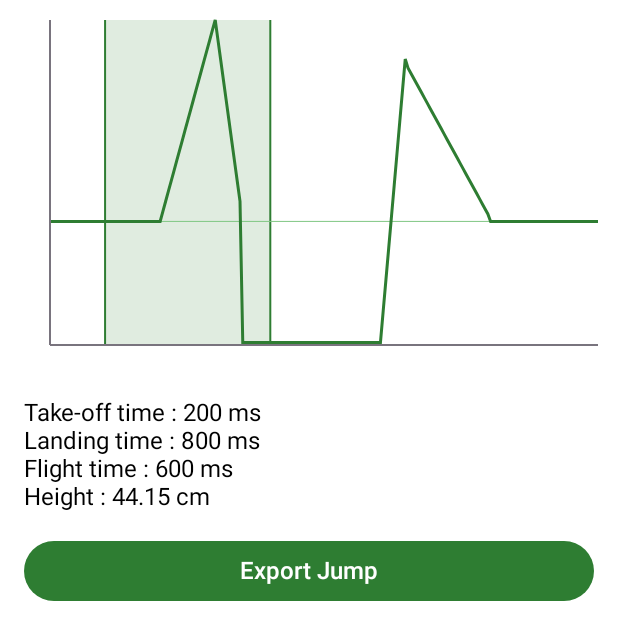
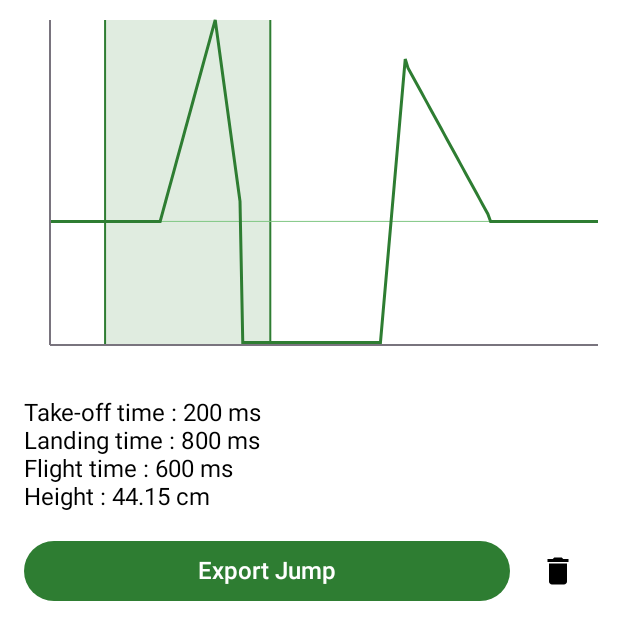
Before and after one commit to FlavienVolant/PlyoMetrics, an Android app built with Jetpack Compose: the @Preview function JumpDetailsScreenPreview, on a phone screen of 412 x 824 dp. Shown: the top 640 px of the screen. Run offline under Robolectric (Android 15) with nearby library versions, the phone set to English and light mode, and no system bars.

Commit message:
add delete jump bouton in details screen

```diff
--- a/app/src/main/java/com/example/plyometrics/ui/screen/JumpDetailsScreen.kt
+++ b/app/src/main/java/com/example/plyometrics/ui/screen/JumpDetailsScreen.kt
@@ -4,14 +4,20 @@ import android.content.ActivityNotFoundException
 import android.content.Intent
 import android.util.Log
 import androidx.compose.foundation.Canvas
+import androidx.compose.foundation.layout.Arrangement
 import androidx.compose.foundation.layout.Box
 import androidx.compose.foundation.layout.Column
+import androidx.compose.foundation.layout.Row
 import androidx.compose.foundation.layout.Spacer
 import androidx.compose.foundation.layout.fillMaxSize
 import androidx.compose.foundation.layout.fillMaxWidth
 import androidx.compose.foundation.layout.height
 import androidx.compose.foundation.layout.padding
+import androidx.compose.material.icons.Icons
+import androidx.compose.material.icons.filled.Delete
 import androidx.compose.material3.Button
+import androidx.compose.material3.Icon
+import androidx.compose.material3.IconButton
 import androidx.compose.material3.MaterialTheme
 import androidx.compose.material3.Text
 import androidx.compose.runtime.Composable
@@ -60,6 +66,7 @@ fun JumpDetailsScreen(viewModel: SensorViewModel, modifier: Modifier = Modifier)
                     Log.e("JumpDetailsScreen", e.toString())
                 }
             },
+            onDelete = viewModel::deleteJump,
             modifier = modifier
         )
     } else {
@@ -76,7 +83,11 @@ fun JumpDetailsScreen(viewModel: SensorViewModel, modifier: Modifier = Modifier)
 }
 
 @Composable
-fun JumpDetailsScreen(analyzedJump: AnalyzedJump, onExport: (AnalyzedJump) -> Unit, modifier: Modifier = Modifier) {
+fun JumpDetailsScreen(
+    analyzedJump: AnalyzedJump,
+    onExport: (AnalyzedJump) -> Unit,
+    onDelete: (RawJump) -> Unit,
+    modifier: Modifier = Modifier) {
 
     val graphColor = MaterialTheme.colorScheme.primary
     val gravityColor = MaterialTheme.colorScheme.secondary
@@ -267,13 +278,27 @@ fun JumpDetailsScreen(analyzedJump: AnalyzedJump, onExport: (AnalyzedJump) -> Un
 
         Spacer(modifier = Modifier.height(16.dp))
 
-        Button(
-            onClick = {onExport(analyzedJump)},
+        Row(
             modifier = Modifier
                 .fillMaxWidth()
-                .padding(horizontal = 16.dp)
+                .padding(horizontal = 16.dp),
+            horizontalArrangement = Arrangement.spacedBy(8.dp)
         ) {
-            Text("Export Jump")
+            Button(
+                onClick = { onExport(analyzedJump) },
+                modifier = Modifier.weight(1f)
+            ) {
+                Text("Export Jump")
+            }
+
+            IconButton(
+                onClick = { onDelete(analyzedJump.rawJump) }
+            ) {
+                Icon(
+                    imageVector = Icons.Default.Delete,
+                    contentDescription = "Delete jump"
+                )
+            }
         }
     }
 }
@@ -338,7 +363,8 @@ fun JumpDetailsScreenPreview() {
                 rawJump,
                 JumpResult(200_000_000L, 800_000_000L)
             ),
-            onExport = {}
+            onExport = {},
+            onDelete = {}
         )
     }
 }
```
Also changed, not shown: app/src/main/java/com/example/plyometrics/viewmodel/SensorViewModel.kt (+8 -1 lines).
